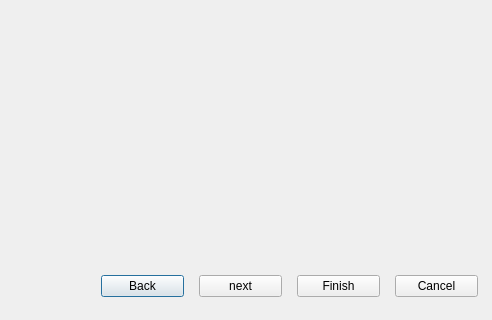
Qt form src/NewProject/new_project_dialog.ui (os-fpga/FOEDAG) before a commit; both pictures show x 329 to 821 and y 357 to 677 of the 821 by 677 pixel window.
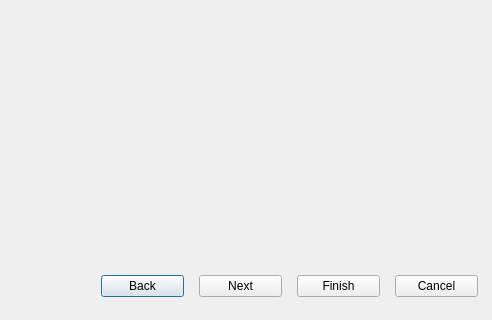
The same form after that commit.

What changed in the file:
```diff
--- a/src/NewProject/new_project_dialog.ui
+++ b/src/NewProject/new_project_dialog.ui
@@ -94,7 +94,7 @@
         <item>
          <widget class="QPushButton" name="m_btnNext">
           <property name="text">
-           <string>next</string>
+           <string>Next</string>
           </property>
          </widget>
         </item>
```
